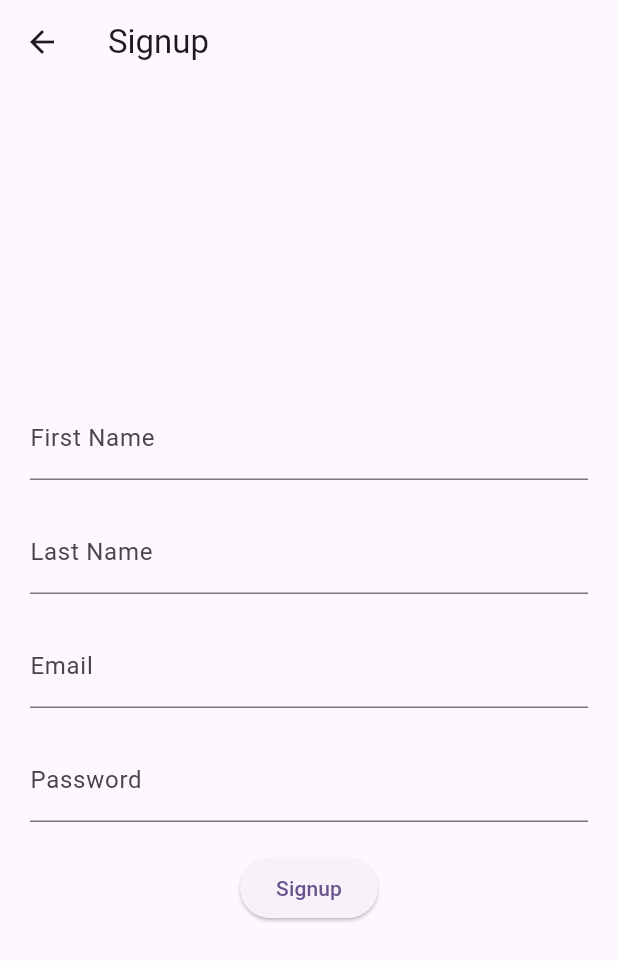
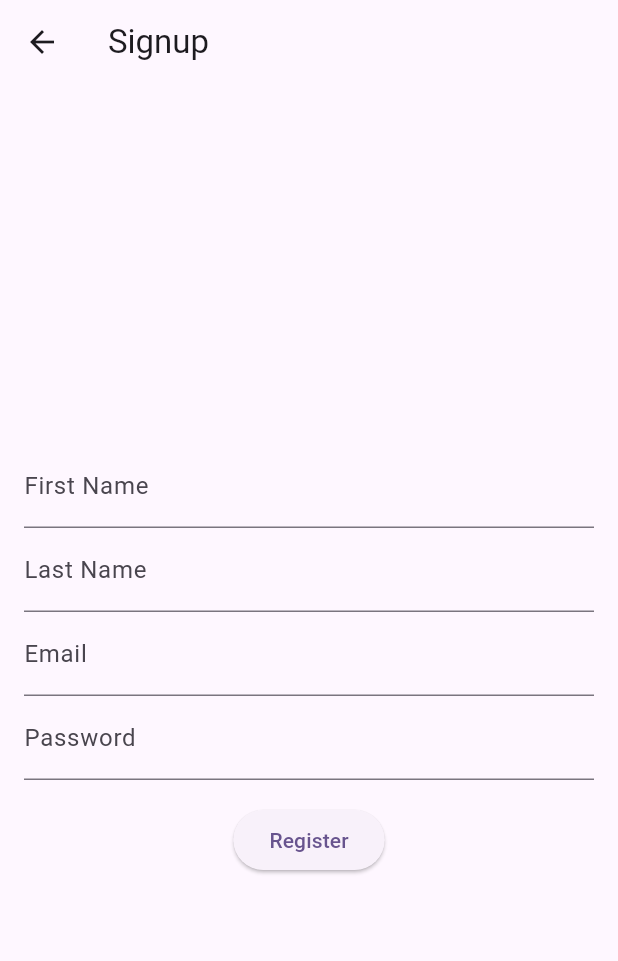
Before and after one commit to MunyinyaMaurice/OnlineQuizApp_Flt, a Flutter app: the SignupPage screen opened directly, on a phone screen of 412 x 824 dp. Shown: the top 961 px of the screen. Run offline on Flutter 3.47's test engine with Material 3 defaults, Android fonts, the phone set to English and light mode, and no system bars.

```diff
--- a/lib/SignupPage.dart
+++ b/lib/SignupPage.dart
@@ -1,7 +1,100 @@
+// import 'package:flutter/material.dart';
+//
+// class SignupPage extends StatelessWidget {
+//   const SignupPage({Key? key}) : super(key: key);
+//
+//   @override
+//   Widget build(BuildContext context) {
+//     return Scaffold(
+//       appBar: AppBar(
+//         title: const Text('Signup'),
+//       ),
+//       body: Center(
+//         child: Padding(
+//           padding: const EdgeInsets.all(20.0),
+//           child: Column(
+//             mainAxisAlignment: MainAxisAlignment.center,
+//             children: [
+//               TextFormField(
+//                 decoration: const InputDecoration(labelText: 'First Name'),
+//               ),
+//               const SizedBox(height: 20),
+//               TextFormField(
+//                 decoration: const InputDecoration(labelText: 'Last Name'),
+//               ),
+//               const SizedBox(height: 20),
+//               TextFormField(
+//                 decoration: const InputDecoration(labelText: 'Email'),
+//               ),
+//               const SizedBox(height: 20),
+//               TextFormField(
+//                 decoration: const InputDecoration(labelText: 'Password'),
+//                 obscureText: true,
+//               ),
+//               const SizedBox(height: 20),
+//               ElevatedButton(
+//                 onPressed: () {
+//                   // Implement signup logic here
+//                 },
+//                 child: const Text('Signup'),
+//               ),
+//             ],
+//           ),
+//         ),
+//       ),
+//     );
+//   }
+// }
+import 'dart:convert';
 import 'package:flutter/material.dart';
+import 'package:http/http.dart' as http;
 
-class SignupPage extends StatelessWidget {
+class SignupPage extends StatefulWidget {
   const SignupPage({Key? key}) : super(key: key);
+
+  @override
+  _SignupPageState createState() => _SignupPageState();
+}
+
+class _SignupPageState extends State<SignupPage> {
+  final TextEditingController _emailController = TextEditingController();
+  final TextEditingController _passwordController = TextEditingController();
+  final TextEditingController _firstNameController = TextEditingController();
+  final TextEditingController _lastNameController = TextEditingController();
+
+  Future<void> _register() async {
+    final String email = _emailController.text.trim();
+    final String password = _passwordController.text.trim();
+    final String firstName = _firstNameController.text.trim();
+    final String lastName = _lastNameController.text.trim();
+
+    final Uri uri = Uri.parse('http://192.168.137.1:23901/api/v1/auth/register');
+    final Map<String, String> body = {
+      'firstName': firstName,
+      'lastName': lastName,
+      'email': email,
+      'password': password,
+    };
+    final String jsonData = jsonEncode(body);
+    try {
+      final http.Response response = await http.post(
+          uri,
+          body: jsonData,
+          headers: {'Content-Type': 'application/json'},
+      );
+      if (response.statusCode == 200) {
+        // Registration successful, handle response if needed
+        final Map<String, dynamic> data = json.decode(response.body);
+        final String accessToken = data['access_token'];
+      } else {
+        // Handle error responses
+        print('Registration failed. Status code: ${response.statusCode}');
+      }
+    } catch (e) {
+      // Handle network errors
+      print('Error occurred during registration: $e');
+    }
+  }
 
   @override
   Widget build(BuildContext context) {
@@ -9,37 +102,35 @@ class SignupPage extends StatelessWidget {
       appBar: AppBar(
         title: const Text('Signup'),
       ),
-      body: Center(
-        child: Padding(
-          padding: const EdgeInsets.all(20.0),
+      body: Padding(
+        padding: const EdgeInsets.all(16.0),
         child: Column(
           mainAxisAlignment: MainAxisAlignment.center,
+          crossAxisAlignment: CrossAxisAlignment.center,
           children: [
-              TextFormField(
+            TextField(
+              controller: _firstNameController,
               decoration: const InputDecoration(labelText: 'First Name'),
             ),
-              const SizedBox(height: 20),
-              TextFormField(
+            TextField(
+              controller: _lastNameController,
               decoration: const InputDecoration(labelText: 'Last Name'),
             ),
-              const SizedBox(height: 20),
-              TextFormField(
+            TextField(
+              controller: _emailController,
               decoration: const InputDecoration(labelText: 'Email'),
             ),
-              const SizedBox(height: 20),
-              TextFormField(
+            TextField(
+              controller: _passwordController,
               decoration: const InputDecoration(labelText: 'Password'),
               obscureText: true,
             ),
-              const SizedBox(height: 20),
+            const SizedBox(height: 16),
             ElevatedButton(
-                onPressed: () {
-                  // Implement signup logic here
-                },
-                child: const Text('Signup'),
+              onPressed: _register,
+              child: const Text('Register'),
             ),
           ],
-          ),
         ),
       ),
     );
```
Lines whose indentation alone changed are shown as unchanged.
